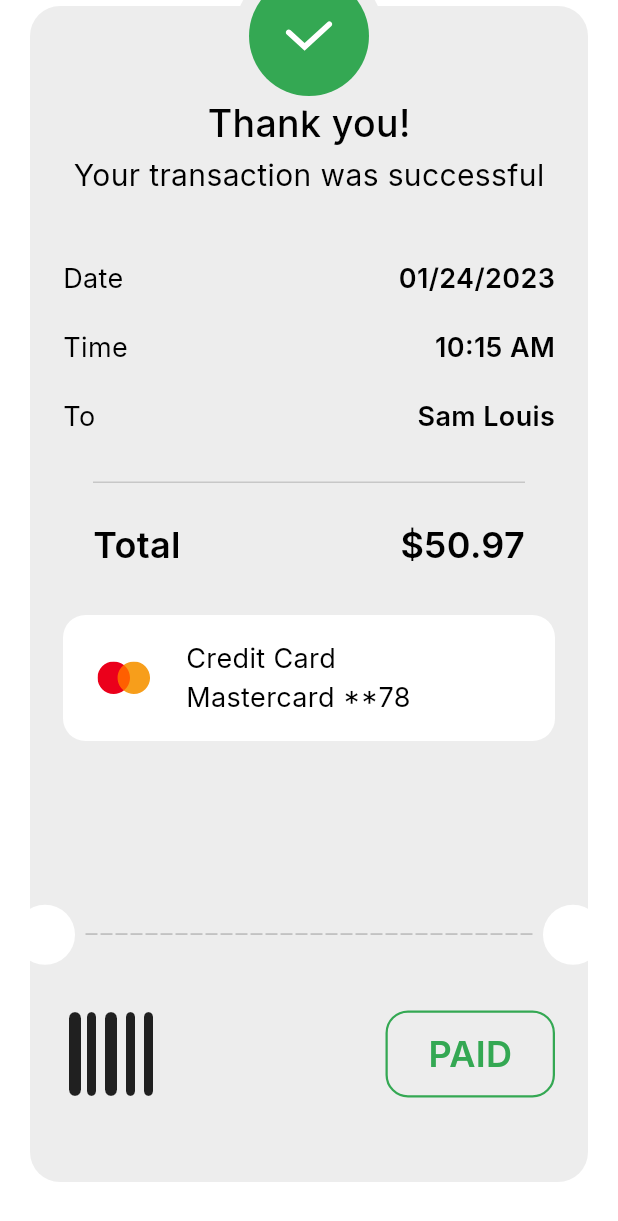
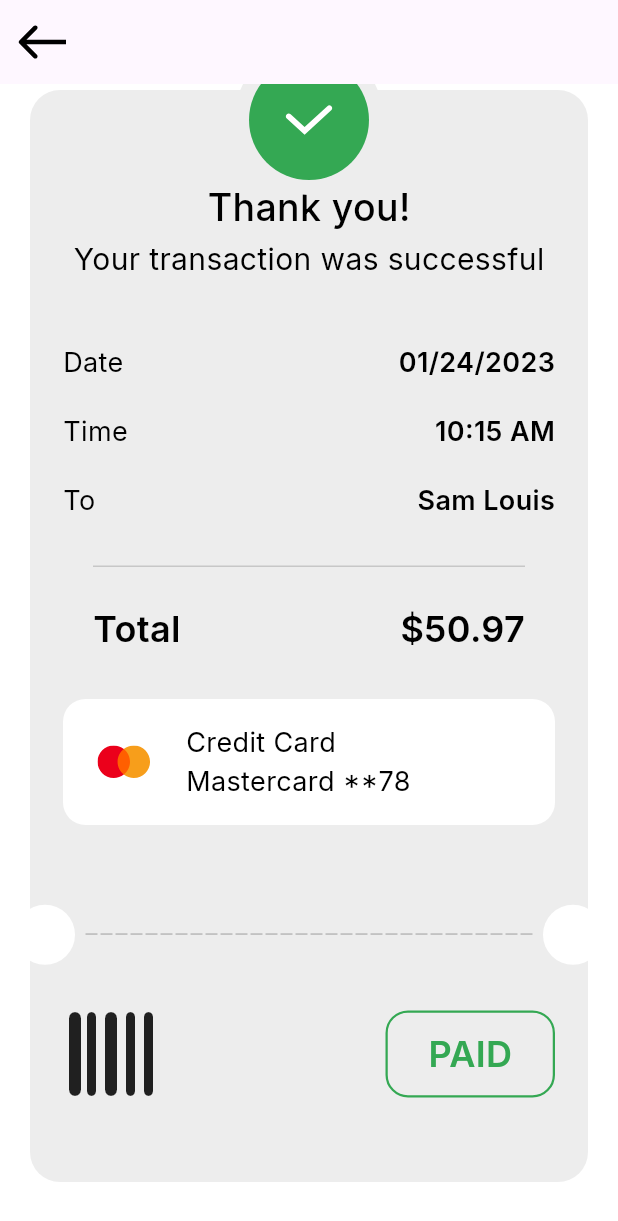
Before and after one commit to Tala-foqha/checkout, a Flutter app: the ThankYouView screen opened directly, on a phone screen of 412 x 824 dp. Shown: the top 1221 px of the screen. Run offline on Flutter 3.47's test engine with Material 3 defaults, Android fonts, the phone set to English and light mode, and no system bars; our stand-ins replace flutter_credit_card, flutter_svg, font_awesome_flutter, google_fonts.

Commit message:
add stripe package

```diff
--- a/lib/Features/checkout/presentation/views/widgets/cart_view_body.dart
+++ b/lib/Features/checkout/presentation/views/widgets/cart_view_body.dart
@@ -2,9 +2,7 @@
 import 'package:checkout_app/Features/checkout/presentation/views/widgets/custom_button.dart';
 import 'package:checkout_app/Features/checkout/presentation/views/widgets/divider_widget.dart';
 import 'package:checkout_app/Features/checkout/presentation/views/widgets/order_info_item.dart';
-import 'package:checkout_app/Features/checkout/presentation/views/widgets/payment_details.dart';
 import 'package:checkout_app/Features/checkout/presentation/views/widgets/payment_methods_bottom_sheet.dart';
-import 'package:checkout_app/Features/checkout/presentation/views/widgets/payment_methods_list_view.dart';
 import 'package:checkout_app/Features/checkout/presentation/views/widgets/total_widget.dart';
 import 'package:checkout_app/core/widgets/custom_appbar.dart';
 import 'package:flutter/material.dart';
--- a/lib/Features/checkout/presentation/views/widgets/thank_you_card.dart
+++ b/lib/Features/checkout/presentation/views/widgets/thank_you_card.dart
@@ -6,7 +6,6 @@ import 'package:checkout_app/Features/checkout/presentation/views/widgets/paymen
 import 'package:checkout_app/Features/checkout/presentation/views/widgets/total_widget.dart';
 import 'package:checkout_app/core/utils/app_styles.dart';
 import 'package:flutter/material.dart';
-import 'package:flutter_svg/svg.dart';
 import 'package:font_awesome_flutter/font_awesome_flutter.dart';
 
 class ThankYouCard extends StatelessWidget {
--- a/lib/Features/checkout/presentation/views/widgets/thank_you_view.dart
+++ b/lib/Features/checkout/presentation/views/widgets/thank_you_view.dart
@@ -1,6 +1,7 @@
 // Features/checkout/presentation/views/widgets/thank_you_view.dart
 import 'package:checkout_app/Features/checkout/presentation/views/widgets/thank_you_view_body.dart';
 import 'package:flutter/material.dart';
+import 'package:flutter_svg/flutter_svg.dart';
 
 class ThankYouView extends StatelessWidget {
   const ThankYouView({super.key});
@@ -8,6 +9,10 @@ class ThankYouView extends StatelessWidget {
   @override
   Widget build(BuildContext context) {
     return Scaffold(
+      appBar: AppBar(
+        leading: SvgPicture.asset('assets/svg/Arrow 1.svg',fit: BoxFit.scaleDown,),
+        elevation: 0,
+      ),
 
       backgroundColor: Colors.white,
       body: SafeArea(child: Transform.translate(
--- a/pubspec.yaml
+++ b/pubspec.yaml
@@ -38,6 +38,7 @@ dependencies:
   google_fonts: ^6.3.1
   flutter_credit_card: ^4.1.0
   font_awesome_flutter: ^10.10.0
+  flutter_stripe: ^12.0.2
 
 dev_dependencies:
   flutter_test:
```
Also changed, not shown: pubspec.lock, 5 other files.
